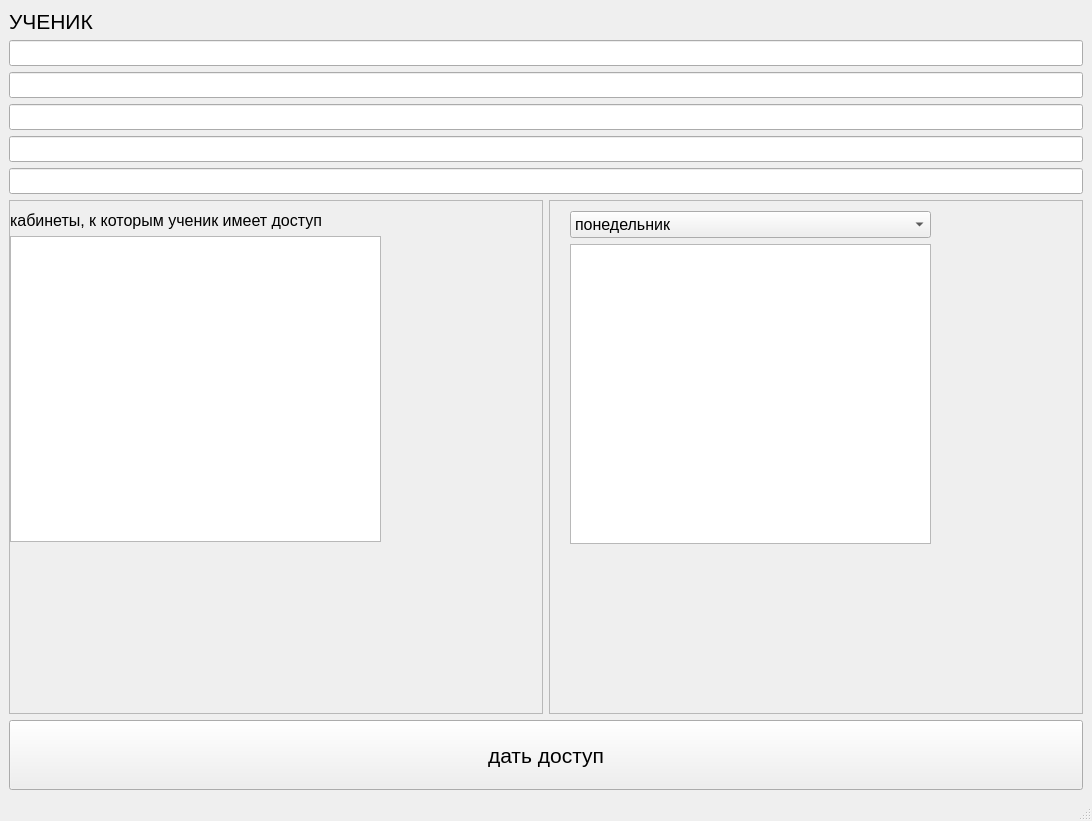
Before: the Qt Designer form student.ui in Kateriabova/NFC--lock, drawn with Qt 5.
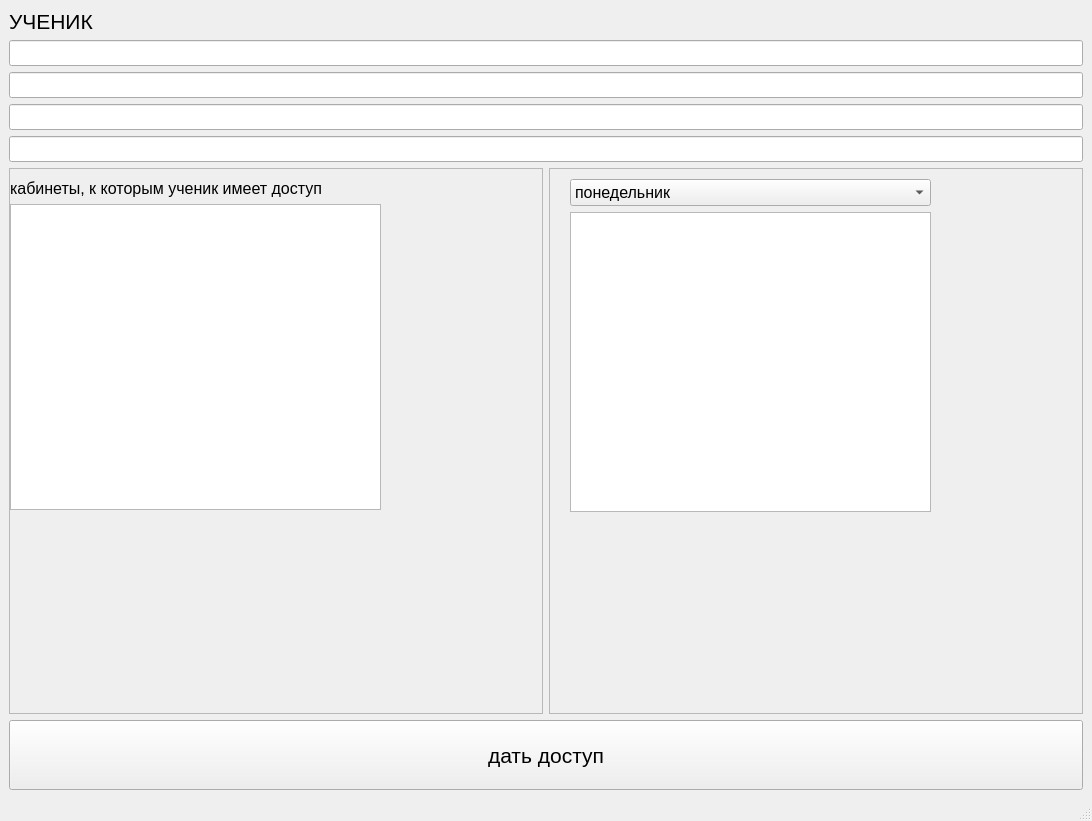
After: the same form once the commit is applied.

What changed in the file:
```diff
--- a/student.ui
+++ b/student.ui
@@ -66,15 +66,6 @@
       </property>
      </widget>
     </item>
-    <item>
-     <widget class="QLineEdit" name="right_now">
-      <property name="font">
-       <font>
-        <pointsize>11</pointsize>
-       </font>
-      </property>
-     </widget>
-    </item>
     <item>
      <layout class="QHBoxLayout" name="horizontalLayout">
       <item>
@@ -88,7 +79,7 @@
            <x>0</x>
            <y>0</y>
            <width>531</width>
-           <height>501</height>
+           <height>531</height>
           </rect>
          </property>
          <widget class="QWidget" name="verticalLayoutWidget_2">
@@ -132,7 +123,7 @@
            <x>0</x>
            <y>0</y>
            <width>531</width>
-           <height>501</height>
+           <height>531</height>
           </rect>
          </property>
          <widget class="QWidget" name="verticalLayoutWidget">
```
